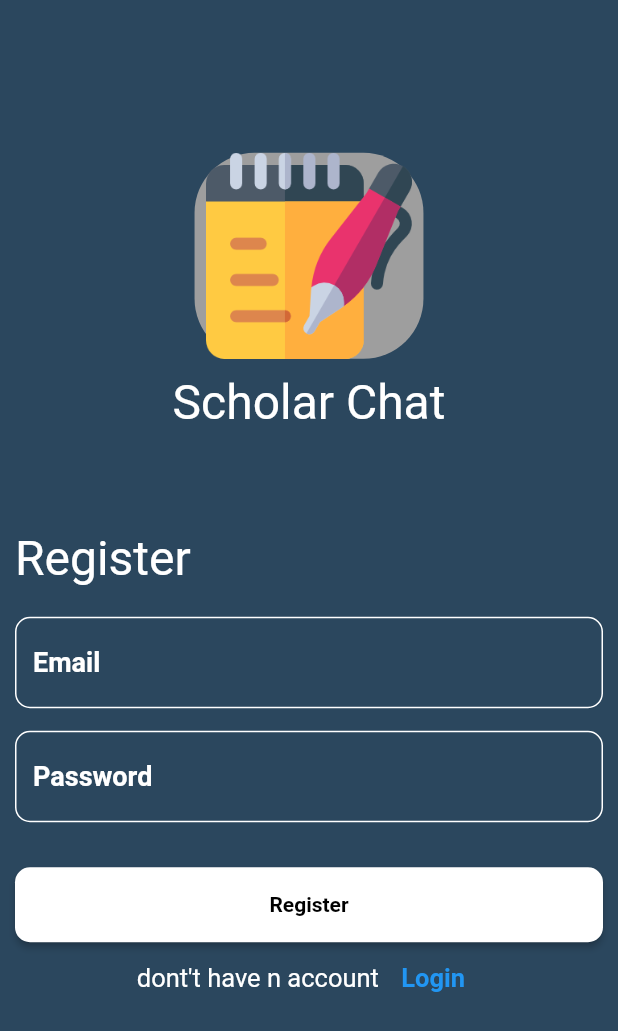
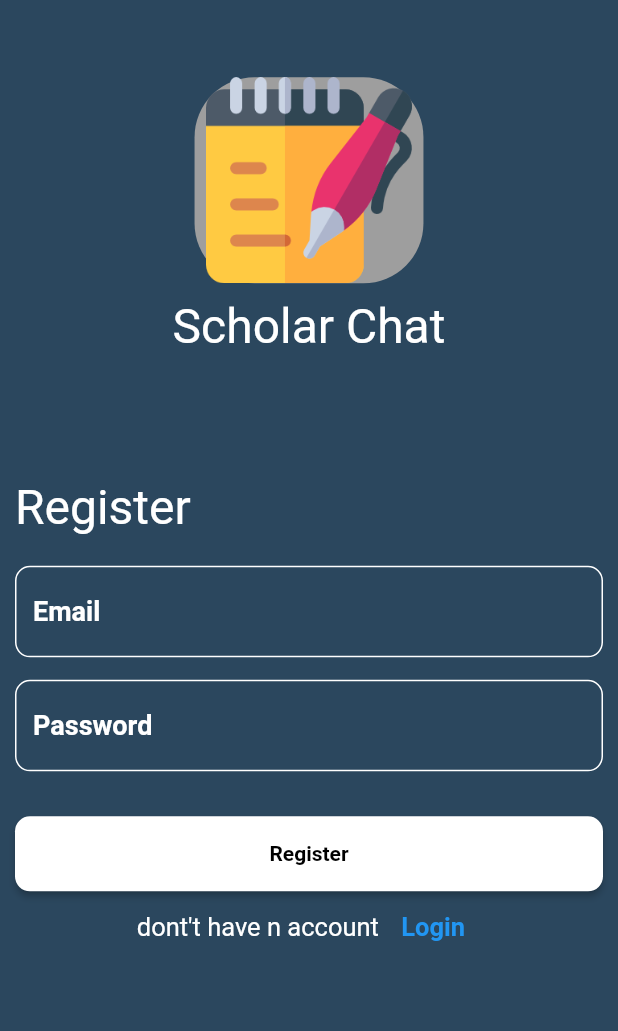
Before and after one commit to mohamedAlaa-CS/chat_app, a Flutter app: the screen it shows after launch, after a tap on "Login", after a tap on "Register", on a phone screen of 412 x 824 dp. Shown: the top 1031 px of the screen. Run offline on Flutter 3.47's test engine with Material 2 defaults, Android fonts, the phone set to English and light mode, and no system bars; drawn by our look-alikes of modal_progress_hud_nsn; our stand-ins replace firebase_auth, firebase_core, google_fonts; accounts and stored records are empty.

Commit message:
refactor code

```diff
--- a/lib/screens/login_screen/login.dart
+++ b/lib/screens/login_screen/login.dart
@@ -33,7 +33,7 @@ class _LoginScreenState extends State<LoginScreen> {
 
         backgroundColor: kPrimaryColor,
         body: Padding(
-          padding:  EdgeInsets.only(top: 10,left: 10,right: 10),
+          padding:   EdgeInsets.only(top: mediaQuriy.height/16,left: 10,right: 10,bottom: 10),
           child: Form(
             key: formKey,
             child: ListView(
@@ -55,14 +55,14 @@ class _LoginScreenState extends State<LoginScreen> {
                     ),
                   ),
                 ),
-                const SizedBox(height: 10),
+               const  SizedBox(height: 10),
                 Text(
                   "Scholar Chat",
                   textAlign: TextAlign.center,
                   style: GoogleFonts.aBeeZee(fontSize: 32, color: Colors.white),
                 ),
 
-                const SizedBox(height: 20),
+                 SizedBox(height: mediaQuriy.height/10),
                 Text(
                   "Sigin In",
                   style: GoogleFonts.aBeeZee(fontSize: 32, color: Colors.white),
--- a/lib/screens/sign_up/sign_up.dart
+++ b/lib/screens/sign_up/sign_up.dart
@@ -18,28 +18,25 @@ class SignUp extends StatefulWidget {
 
 class _SignUpState extends State<SignUp> {
   bool isLoading = false;
+      var emailController = TextEditingController();
+    var passwordController = TextEditingController();
+    var formKey = GlobalKey<FormState>();
   @override
   Widget build(BuildContext context) {
     var mediaQuriy = MediaQuery.of(context).size;
-    var emailController = TextEditingController();
-    var passwordController = TextEditingController();
-    var formKey = GlobalKey<FormState>();
+
 
     return ModalProgressHUD(
       inAsyncCall: isLoading,
       child: Scaffold(
         backgroundColor: kPrimaryColor,
         body: Padding(
-          padding: const EdgeInsets.all(10),
+          padding:  EdgeInsets.only(top: mediaQuriy.height/16,left: 10,right: 10,bottom: 10),
           child: Form(
             key: formKey,
-            child: Column(
-              crossAxisAlignment: CrossAxisAlignment.stretch,
-              mainAxisAlignment: MainAxisAlignment.center,
+            child: ListView(
               children: [
-                const Spacer(
-                  flex: 2,
-                ),
+
                 Center(
                   child: Container(
                     width: mediaQuriy.width / 2.7,
@@ -61,8 +58,8 @@ class _SignUpState extends State<SignUp> {
                   textAlign: TextAlign.center,
                   style: GoogleFonts.aBeeZee(fontSize: 32, color: Colors.white),
                 ),
-                const Spacer(),
-                const SizedBox(height: 20),
+
+                SizedBox(height: mediaQuriy.height/10),
                 Text(
                   "Register",
                   style: GoogleFonts.aBeeZee(fontSize: 32, color: Colors.white),
@@ -118,9 +115,7 @@ class _SignUpState extends State<SignUp> {
                         title: 'Login')
                   ],
                 ),
-                const Spacer(
-                  flex: 3,
-                ),
+
               ],
             ),
           ),
--- a/lib/shared/components/component.dart
+++ b/lib/shared/components/component.dart
@@ -16,6 +16,10 @@ Widget defaultTextField(
       focusColor: Colors.white,
       hintText: hitText,
       hintStyle: const TextStyle(color: Colors.white),
+      border:OutlineInputBorder(
+        borderRadius: BorderRadius.circular(10),
+        borderSide: const BorderSide(color: Colors.white),
+      ) ,
       enabledBorder: OutlineInputBorder(
         borderRadius: BorderRadius.circular(10),
         borderSide: const BorderSide(color: Colors.white),
@@ -28,9 +32,10 @@ Widget defaultTextField(
           fontSize: 20, color: Colors.deepOrange, fontWeight: FontWeight.bold),
       errorBorder: OutlineInputBorder(
         borderRadius: BorderRadius.circular(10),
-        borderSide: const BorderSide(color: Colors.yellowAccent),
+        borderSide: const BorderSide(color: Colors.red),
       ),
     ),
+
   );
 }
 
```
Also changed, not shown: lib/screens/chat_screen/chat_screen.dart (+11 -27 lines), lib/screens/chat_screen/widget/text_field.dart (added, +38 -0 lines).
